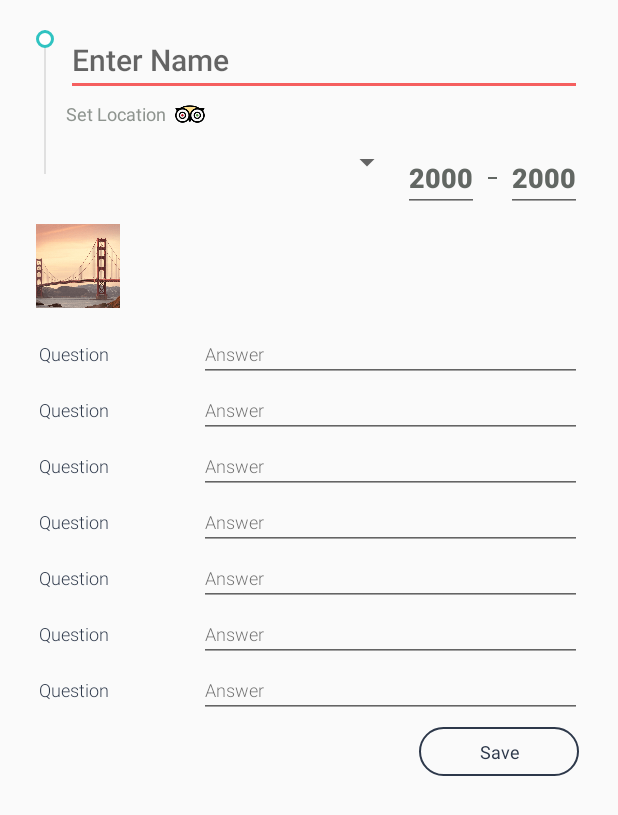
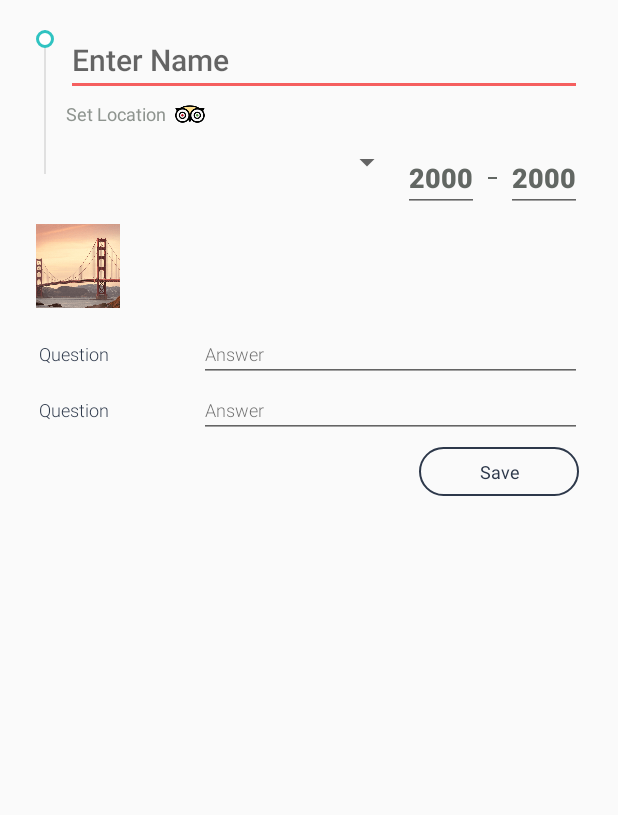
Before and after one commit to srreema/green-list, an Android app: the AddListingActivity screen opened directly, with no data from a screen before it, on a phone screen of 412 x 824 dp. Shown: the top 815 px of the screen. Run offline under Robolectric (Android 15) with nearby library versions, the phone set to English and light mode, and no system bars; our stand-ins replace Picasso; libraries missing offline, so code that uses them is left out: io.realm; pictures from the network do not load; 3 statements that could not run were skipped.

Commit message:
Add Listing Form
Questionnaire partial commit

```diff
--- a/app/src/main/java/com/styx/mobile/greenlist/adapters/ImageAdapter.java
+++ b/app/src/main/java/com/styx/mobile/greenlist/adapters/ImageAdapter.java
@@ -20,7 +20,7 @@ import java.util.ArrayList;
 public class ImageAdapter extends RecyclerView.Adapter<ImageAdapter.ViewHolder> {
     private ArrayList<String> imageList;
     private Context context;
-    OnImageViewClickListener onImageViewClickListener;
+    private OnImageViewClickListener onImageViewClickListener;
     private final String LIST_EMPTY_IMAGE = "LIST_EMPTY";
 
     public ImageAdapter(Context context, OnImageViewClickListener onImageViewClickListener) {
@@ -67,7 +67,6 @@ public class ImageAdapter extends RecyclerView.Adapter<ImageAdapter.ViewHolder>
         holder.imageThumb.setOnLongClickListener(new View.OnLongClickListener() {
                                                      @Override
                                                      public boolean onLongClick(View v) {
-                                                         Log.e("GTA","GTA");
                                                          if (imageList.size() > 1)
                                                              removeImage(holder.getAdapterPosition());
                                                          return true;
--- /dev/null
+++ b/app/src/main/java/com/styx/mobile/greenlist/adapters/QuestionnaireAdapter.java
@@ -0,0 +1,44 @@
+package com.styx.mobile.greenlist.adapters;
+
+import android.support.v7.widget.RecyclerView;
+import android.view.LayoutInflater;
+import android.view.View;
+import android.view.ViewGroup;
+import android.widget.TextView;
+
+import com.styx.mobile.greenlist.R;
+
+/**
+ *
+ */
+
+public class QuestionnaireAdapter extends RecyclerView.Adapter<QuestionnaireAdapter.ViewHolder> {
+    public QuestionnaireAdapter(){
+
+    }
+    @Override
+    public QuestionnaireAdapter.ViewHolder onCreateViewHolder(ViewGroup parent, int viewType) {
+        View itemView = LayoutInflater.from(parent.getContext()).inflate(R.layout.item_question_answer, parent, false);
+        return new QuestionnaireAdapter.ViewHolder(itemView);
+    }
+
+    @Override
+    public void onBindViewHolder(QuestionnaireAdapter.ViewHolder holder, int position) {
+
+    }
+
+    @Override
+    public int getItemCount() {
+        return 2;
+    }
+
+    public class ViewHolder extends RecyclerView.ViewHolder {
+        TextView textViewQuestion, textViewAnswer;
+
+        public ViewHolder(View itemView) {
+            super(itemView);
+            textViewQuestion = (TextView) itemView.findViewById(R.id.textViewQuestion);
+            textViewAnswer = (TextView) itemView.findViewById(R.id.textViewAnswer);
+        }
+    }
+}
--- a/app/src/main/java/com/styx/mobile/greenlist/ui/AddListingActivity.java
+++ b/app/src/main/java/com/styx/mobile/greenlist/ui/AddListingActivity.java
@@ -11,7 +11,9 @@ import android.provider.MediaStore;
 import android.support.v7.app.AppCompatActivity;
 import android.support.v7.widget.LinearLayoutManager;
 import android.support.v7.widget.RecyclerView;
+import android.util.Log;
 import android.view.View;
+import android.widget.AdapterView;
 import android.widget.ArrayAdapter;
 import android.widget.EditText;
 import android.widget.LinearLayout;
@@ -23,6 +25,7 @@ import com.google.android.gms.location.places.Place;
 import com.google.android.gms.location.places.ui.PlacePicker;
 import com.styx.mobile.greenlist.R;
 import com.styx.mobile.greenlist.adapters.ImageAdapter;
+import com.styx.mobile.greenlist.adapters.QuestionnaireAdapter;
 import com.styx.mobile.greenlist.models.Listing;
 import com.styx.mobile.greenlist.models.Location;
 import com.styx.mobile.greenlist.models.Type;
@@ -45,8 +48,9 @@ public class AddListingActivity extends AppCompatActivity {
     Listing newListing;
     Spinner spinnerType;
     ImageAdapter imageAdapter;
+    QuestionnaireAdapter questionnaireAdapter;
     TextView textViewLocationName;
-    RecyclerView recyclerViewImageList;
+    RecyclerView recyclerViewImageList, recyclerViewQuestionnaire;
     LinearLayout linearLayoutLocation;
     EditText editTextName, editTextMinPrice, editTextMaxPrice;
     final int REQUEST_CODE_PLACE_PICKER = 1000;
@@ -71,8 +75,11 @@ public class AddListingActivity extends AppCompatActivity {
         editTextMinPrice = (EditText) findViewById(R.id.editTextMinPrice);
         editTextMaxPrice = (EditText) findViewById(R.id.editTextMaxPrice);
         linearLayoutLocation = (LinearLayout) findViewById(R.id.linearLayoutLocation);
+
+        /** Image Loader RecyclerView **/
         recyclerViewImageList = (RecyclerView) findViewById(R.id.recyclerViewImageList);
         recyclerViewImageList.setHasFixedSize(true);
+
         imageAdapter = new ImageAdapter(AddListingActivity.this, new ImageAdapter.OnImageViewClickListener() {
             @Override
             public void onImageViewClick(int position) {
@@ -81,10 +88,11 @@ public class AddListingActivity extends AppCompatActivity {
         });
         recyclerViewImageList.setAdapter(imageAdapter);
 
-        LinearLayoutManager llm = new LinearLayoutManager(this);
-        llm.setOrientation(LinearLayoutManager.HORIZONTAL);
-        recyclerViewImageList.setLayoutManager(llm);
+        LinearLayoutManager linearLayoutManagerImageList = new LinearLayoutManager(this);
+        linearLayoutManagerImageList.setOrientation(LinearLayoutManager.HORIZONTAL);
+        recyclerViewImageList.setLayoutManager(linearLayoutManagerImageList);
 
+        /** Location Picker **/
         linearLayoutLocation.setOnClickListener(new View.OnClickListener() {
             @Override
             public void onClick(View v) {
@@ -98,6 +106,7 @@ public class AddListingActivity extends AppCompatActivity {
             }
         });
 
+        /** Listing Type Spinner **/
         ArrayList<String> arrayList = new ArrayList<>();
         RealmResults<Type> typeRealmResults = realm.where(Type.class).findAll();
         for (Type type : typeRealmResults) {
@@ -105,6 +114,30 @@ public class AddListingActivity extends AppCompatActivity {
         }
         ArrayAdapter<String> adapter = new ArrayAdapter<>(this, android.R.layout.simple_list_item_1, arrayList);
         spinnerType.setAdapter(adapter);
+        spinnerType.setOnItemSelectedListener(new AdapterView.OnItemSelectedListener() {
+            @Override
+            public void onItemSelected(AdapterView<?> parent, View view, int position, long id) {
+                updateAdditionalParameters((String) spinnerType.getSelectedItem());
+            }
+
+            @Override
+            public void onNothingSelected(AdapterView<?> parent) {
+            }
+        });
+
+        /** Questionnaire RecyclerView **/
+        recyclerViewQuestionnaire = (RecyclerView) findViewById(R.id.recyclerViewQuestionnaire);
+        recyclerViewQuestionnaire.setHasFixedSize(true);
+
+        questionnaireAdapter = new QuestionnaireAdapter();
+        recyclerViewQuestionnaire.setAdapter(questionnaireAdapter);
+
+        LinearLayoutManager linearLayoutManagerQuestionnaire = new LinearLayoutManager(this);
+        recyclerViewQuestionnaire.setLayoutManager(linearLayoutManagerQuestionnaire);
+    }
+
+    private void updateAdditionalParameters(String selectedItem) {
+
     }
 
     private void pickImage(int position) {
@@ -144,6 +177,7 @@ public class AddListingActivity extends AppCompatActivity {
     private void uploadImage(Bitmap bitmap) {
         SimpleDateFormat dateFormat = new SimpleDateFormat("yyyy-MM-dd HH-mm-ss", Locale.ENGLISH);
         String fileName = imagePrefix + dateFormat.format(new Date()) + ".jpg";
+        Log.d("GTA", "File Created " + fileName);
         new SaveImageAsync().execute(bitmap, fileName);
     }
 
--- a/app/src/main/res/layout/activity_addlisting.xml
+++ b/app/src/main/res/layout/activity_addlisting.xml
@@ -1,5 +1,6 @@
 <?xml version="1.0" encoding="utf-8"?>
 <ScrollView xmlns:android="http://schemas.android.com/apk/res/android"
+    xmlns:tools="http://schemas.android.com/apk/res-auto"
     android:layout_width="match_parent"
     android:layout_height="match_parent">
 
@@ -141,34 +142,18 @@
             android:layout_marginTop="8dp"
             android:adjustViewBounds="true" />
 
-        <LinearLayout
-            android:id="@+id/linearLayoutQuestionnaire"
+        <android.support.v7.widget.RecyclerView
+            android:id="@+id/recyclerViewQuestionnaire"
             android:layout_width="match_parent"
             android:layout_height="wrap_content"
-            android:layout_below="@id/recyclerViewImageList"
-            android:layout_marginTop="12dp"
-            android:orientation="vertical">
-
-            <include layout="@layout/item_question_answer" />
-
-            <include layout="@layout/item_question_answer" />
-
-            <include layout="@layout/item_question_answer" />
-
-            <include layout="@layout/item_question_answer" />
-
-            <include layout="@layout/item_question_answer" />
-
-            <include layout="@layout/item_question_answer" />
-
-            <include layout="@layout/item_question_answer" />
-        </LinearLayout>
+            android:layout_below="@+id/recyclerViewImageList"
+            android:layout_marginTop="12dp" />
 
         <LinearLayout
             android:layout_width="match_parent"
             android:layout_height="wrap_content"
             android:layout_alignParentBottom="true"
-            android:layout_below="@+id/linearLayoutQuestionnaire"
+            android:layout_below="@+id/recyclerViewQuestionnaire"
             android:gravity="center_vertical"
             android:padding="2dp">
 
--- a/app/src/main/res/layout/item_question_answer.xml
+++ b/app/src/main/res/layout/item_question_answer.xml
@@ -6,17 +6,19 @@
     android:weightSum="1">
 
     <TextView xmlns:android="http://schemas.android.com/apk/res/android"
+        android:id="@+id/textViewQuestion"
         android:layout_width="0dp"
         android:layout_height="match_parent"
         android:layout_weight=".3"
         android:fontFamily="@string/font_family_light"
+        android:gravity="center_vertical"
+        android:padding="2dp"
         android:text="Question"
-        android:padding="2dp"
-        android:gravity="center_vertical"
         android:textColor="@color/app_dark_100"
         android:textSize="12sp" />
 
     <EditText
+        android:id="@+id/textViewAnswer"
         android:layout_width="0dp"
         android:layout_height="wrap_content"
         android:layout_weight=".7"
```
